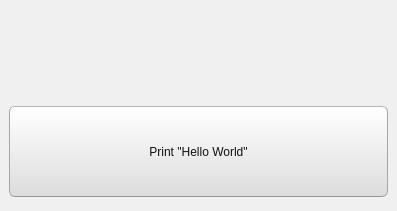
snvision/learnCpp, file projects/c1s1/ui/MainWindow.ui: the form before one commit.
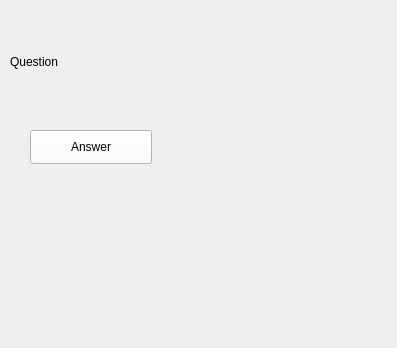
The form after the commit.

```diff
--- a/projects/c1s1/ui/MainWindow.ui
+++ b/projects/c1s1/ui/MainWindow.ui
@@ -7,7 +7,7 @@
     <x>0</x>
     <y>0</y>
     <width>397</width>
-    <height>211</height>
+    <height>348</height>
    </rect>
   </property>
   <property name="sizePolicy">
@@ -20,503 +20,7 @@
    <string>MainWindow</string>
   </property>
   <property name="styleSheet">
-   <string notr="true">/*
-Ubuntu Style Sheet for QT Applications
-Author: Jaime A. Quiroga P.
-Company: GTRONICK
-Last updated: 01/10/2021 (dd/mm/yyyy), 15:18.
-Available at: https://github.com/GTRONICK/QSS/blob/master/Ubuntu.qss
-*/
-QMainWindow {
-	background-color:#f0f0f0;
-}
-QCheckBox {
-	padding:2px;
-}
-QCheckBox:hover {
-	border:1px solid rgb(255,150,60);
-	border-radius:4px;
-	padding: 1px;
-	background-color:qlineargradient(spread:pad, x1:0.5, y1:1, x2:0.5, y2:0, stop:0 rgba(190, 90, 50, 50), stop:1 rgba(250, 130, 40, 50));
-}
-QCheckBox::indicator:checked {
-	border:1px solid rgb(246, 134, 86);
-	border-radius:4px;
-  	background-color:rgb(246, 134, 86)
-}
-QCheckBox::indicator:unchecked {
-	border-width:1px solid rgb(246, 134, 86);
-	border-radius:4px;
-  	background-color:rgb(255,255,255);
-}
-QColorDialog {
-	background-color:#f0f0f0;
-}
-QComboBox {
-	color:rgb(81,72,65);
-	background: #ffffff;
-}
-QComboBox:editable {
-	selection-color:rgb(81,72,65);
-	selection-background-color: #ffffff;
-}
-QComboBox QAbstractItemView {
-	selection-color: #ffffff;
-	selection-background-color: rgb(246, 134, 86);
-}
-QComboBox:!editable:on, QComboBox::drop-down:editable:on {
-	color:  #1e1d23;	
-}
-QDateTimeEdit, QDateEdit, QDoubleSpinBox, QFontComboBox {
-	color:rgb(81,72,65);
-	background-color: #ffffff;
-}
-
-QDialog {
-	background-color:#f0f0f0;
-}
-
-QLabel,QLineEdit {
-	color:rgb(17,17,17);
-}
-QLineEdit {
-	background-color:rgb(255,255,255);
-	selection-background-color:rgb(236,116,64);
-}
-QMenuBar {
-	color:rgb(223,219,210);
-	background-color:rgb(65,64,59);
-}
-QMenuBar::item {
-	padding-top:4px;
-	padding-left:4px;
-	padding-right:4px;
-	color:rgb(223,219,210);
-	background-color:rgb(65,64,59);
-}
-QMenuBar::item:selected {
-	color:rgb(255,255,255);
-	padding-top:2px;
-	padding-left:2px;
-	padding-right:2px;
-	border-top-width:2px;
-	border-left-width:2px;
-	border-right-width:2px;
-	border-top-right-radius:4px;
-	border-top-left-radius:4px;
-	border-style:solid;
-	background-color:rgb(65,64,59);
-	border-top-color: rgb(47,47,44);
-	border-right-color: qlineargradient(spread:pad, x1:0, y1:1, x2:1, y2:0, stop:0 rgba(90, 87, 78, 255), stop:1 rgba(47,47,44, 255));
-	border-left-color:  qlineargradient(spread:pad, x1:1, y1:0, x2:0, y2:0, stop:0 rgba(90, 87, 78, 255), stop:1 rgba(47,47,44, 255));
-}
-QMenu {
-	color:rgb(223,219,210);
-	background-color:rgb(65,64,59);
-}
-QMenu::item {
-	color:rgb(223,219,210);
-	padding:4px 10px 4px 20px;
-}
-QMenu::item:selected {
-	color:rgb(255,255,255);
-	background-color: qlineargradient(spread:pad, x1:0.5, y1:1, x2:0.5, y2:0, stop:0 rgba(225, 108, 54, 255), stop:1 rgba(246, 134, 86, 255));
-	border-style:solid;
-	border-width:3px;
-	padding:4px 7px 4px 17px;
-	border-bottom-color:qlineargradient(spread:pad, x1:0.5, y1:1, x2:0.5, y2:0, stop:0 rgba(175,85,48,255), stop:1 rgba(236,114,67, 255));
-	border-top-color:qlineargradient(spread:pad, x1:0.5, y1:1, x2:0.5, y2:0, stop:0 rgba(253,156,113,255), stop:1 rgba(205,90,46, 255));
-	border-right-color:qlineargradient(spread:pad, x1:0, y1:0.5, x2:1, y2:0.5, stop:0 rgba(253,156,113,255), stop:1 rgba(205,90,46, 255));
-	border-left-color:qlineargradient(spread:pad, x1:1, y1:0.5, x2:0, y2:0.5, stop:0 rgba(253,156,113,255), stop:1 rgba(205,90,46, 255));
-}
-QPlainTextEdit {
-	border: 1px solid transparent;
-	color:rgb(17,17,17);
-	selection-background-color:rgb(236,116,64);
-    background-color: #FFFFFF;
-}
-QProgressBar {
-	text-align: center;
-	color: rgb(0, 0, 0);
-	border: 1px inset rgb(150,150,150); 
-	border-radius: 10px;
-	background-color:rgb(221,221,219);
-}
-QProgressBar::chunk:horizontal {
-	background-color: qlineargradient(spread:pad, x1:0.5, y1:1, x2:0.5, y2:0, stop:0 rgba(225, 108, 54, 255), stop:1 rgba(246, 134, 86, 255));
-	border:1px solid;
-	border-radius:8px;
-	border-bottom-color:qlineargradient(spread:pad, x1:0.5, y1:1, x2:0.5, y2:0, stop:0 rgba(175,85,48,255), stop:1 rgba(236,114,67, 255));
-	border-top-color:qlineargradient(spread:pad, x1:0.5, y1:1, x2:0.5, y2:0, stop:0 rgba(253,156,113,255), stop:1 rgba(205,90,46, 255));
-	border-right-color:qlineargradient(spread:pad, x1:0, y1:0.5, x2:1, y2:0.5, stop:0 rgba(253,156,113,255), stop:1 rgba(205,90,46, 255));
-	border-left-color:qlineargradient(spread:pad, x1:1, y1:0.5, x2:0, y2:0.5, stop:0 rgba(253,156,113,255), stop:1 rgba(205,90,46, 255));
-}
-QPushButton{
-	color:rgb(17,17,17);
-	border-width: 1px;
-	border-radius: 6px;
-	border-bottom-color: rgb(150,150,150);
-	border-right-color: rgb(165,165,165);
-	border-left-color: rgb(165,165,165);
-	border-top-color: rgb(180,180,180);
-	border-style: solid;
-	padding: 4px;
-	background-color: qlineargradient(spread:pad, x1:0.5, y1:1, x2:0.5, y2:0, stop:0 rgba(220, 220, 220, 255), stop:1 rgba(255, 255, 255, 255));
-}
-QPushButton:hover{
-	color:rgb(17,17,17);
-	border-width: 1px;
-	border-radius:6px;
-	border-top-color: rgb(255,150,60);
-	border-right-color: qlineargradient(spread:pad, x1:0, y1:1, x2:1, y2:0, stop:0 rgba(200, 70, 20, 255), stop:1 rgba(255,150,60, 255));
-	border-left-color:  qlineargradient(spread:pad, x1:1, y1:0, x2:0, y2:0, stop:0 rgba(200, 70, 20, 255), stop:1 rgba(255,150,60, 255));
-	border-bottom-color: rgb(200,70,20);
-	border-style: solid;
-	padding: 2px;
-	background-color: qlineargradient(spread:pad, x1:0.5, y1:1, x2:0.5, y2:0, stop:0 rgba(220, 220, 220, 255), stop:1 rgba(255, 255, 255, 255));
-}
-QPushButton:default{
-	color:rgb(17,17,17);
-	border-width: 1px;
-	border-radius:6px;
-	border-top-color: rgb(255,150,60);
-	border-right-color: qlineargradient(spread:pad, x1:0, y1:1, x2:1, y2:0, stop:0 rgba(200, 70, 20, 255), stop:1 rgba(255,150,60, 255));
-	border-left-color:  qlineargradient(spread:pad, x1:1, y1:0, x2:0, y2:0, stop:0 rgba(200, 70, 20, 255), stop:1 rgba(255,150,60, 255));
-	border-bottom-color: rgb(200,70,20);
-	border-style: solid;
-	padding: 2px;
-	background-color: qlineargradient(spread:pad, x1:0.5, y1:1, x2:0.5, y2:0, stop:0 rgba(220, 220, 220, 255), stop:1 rgba(255, 255, 255, 255));
-}
-QPushButton:pressed{
-	color:rgb(17,17,17);
-	border-width: 1px;
-	border-radius: 6px;
-	border-width: 1px;
-	border-top-color: rgba(255,150,60,200);
-	border-right-color: qlineargradient(spread:pad, x1:0, y1:1, x2:1, y2:0, stop:0 rgba(200, 70, 20, 255), stop:1 rgba(255,150,60, 200));
-	border-left-color:  qlineargradient(spread:pad, x1:1, y1:0, x2:0, y2:0, stop:0 rgba(200, 70, 20, 255), stop:1 rgba(255,150,60, 200));
-	border-bottom-color: rgba(200,70,20,200);
-	border-style: solid;
-	padding: 2px;
-	background-color: qlineargradient(spread:pad, x1:0.5, y1:0, x2:0.5, y2:1, stop:0 rgba(220, 220, 220, 255), stop:1 rgba(255, 255, 255, 255));
-}
-QPushButton:disabled{
-	color:rgb(174,167,159);
-	border-width: 1px;
-	border-radius: 6px;
-	background-color: qlineargradient(spread:pad, x1:0.5, y1:1, x2:0.5, y2:0, stop:0 rgba(200, 200, 200, 255), stop:1 rgba(230, 230, 230, 255));
-}
-QRadioButton {
-	padding: 1px;
-}
-QRadioButton::indicator:checked {
-	height: 10px;
-	width: 10px;
-	border-style:solid;
-	border-radius:5px;
-	border-width: 1px;
-	border-color: rgba(246, 134, 86, 255);
-	color: #a9b7c6;
-	background-color:rgba(246, 134, 86, 255);
-}
-QRadioButton::indicator:!checked {
-	height: 10px;
-	width: 10px;
-	border-style:solid;
-	border-radius:5px;
-	border-width: 1px;
-	border-color: rgb(246, 134, 86);
-	color: #a9b7c6;
-	background-color: transparent;
-}
-QScrollArea {
-	color: white;
-	background-color:#f0f0f0;
-}
-QSlider::groove {
-	border-style: solid;
-	border-width: 1px;
-	border-color: rgb(207,207,207);
-}
-QSlider::groove:horizontal {
-	height: 5px;
-	background: rgb(246, 134, 86);
-}
-QSlider::groove:vertical {
-	width: 5px;
-	background: rgb(246, 134, 86);
-}
-QSlider::handle:horizontal {
-	background: rgb(253,253,253);
-	border-style: solid;
-	border-width: 1px;
-	border-color: rgb(207,207,207);
-	width: 12px;
-	margin: -5px 0;
-	border-radius: 7px;
-}
-QSlider::handle:vertical {
-	background: rgb(253,253,253);
-	border-style: solid;
-	border-width: 1px;
-	border-color: rgb(207,207,207);
-	height: 12px;
-	margin: 0 -5px;
-	border-radius: 7px;
-}
-QSlider::add-page:horizontal, QSlider::add-page:vertical {
- 	background: white;
-}
-QSlider::sub-page:horizontal, QSlider::sub-page:vertical {
-	background: rgb(246, 134, 86);
-}
-QStatusBar, QSpinBox {
-	color:rgb(81,72,65);
-}
-QSpinBox {
-	background-color: #ffffff;
-}
-QScrollBar:horizontal {
-	max-height: 20px;
-	border: 1px transparent;
-	margin: 0px 20px 0px 20px;
-}
-QScrollBar::handle:horizontal {
-	background: rgb(253,253,253);
-	border: 1px solid rgb(207,207,207);
-	border-radius: 7px;
-	min-width: 25px;
-}
-QScrollBar::handle:horizontal:hover {
-	background: rgb(253,253,253);
-	border: 1px solid rgb(255,150,60);
-	border-radius: 7px;
-	min-width: 25px;
-}
-QScrollBar::add-line:horizontal {
-  	border: 1px solid rgb(207,207,207);
-  	border-top-right-radius: 7px;
-  	border-top-left-radius: 7px;
-  	border-bottom-right-radius: 7px;
-  	background: rgb(255, 255, 255);
-  	width: 20px;
-  	subcontrol-position: right;
-  	subcontrol-origin: margin;
-}
-QScrollBar::add-line:horizontal:hover {
-  	border: 1px solid rgb(255,150,60);
-  	border-top-right-radius: 7px;
-  	border-top-left-radius: 7px;
-  	border-bottom-right-radius: 7px;
-  	background: rgb(255, 255, 255);
-  	width: 20px;
-  	subcontrol-position: right;
-  	subcontrol-origin: margin;
-}
-QScrollBar::add-line:horizontal:pressed {
-  	border: 1px solid grey;
-  	border-top-left-radius: 7px;
-  	border-top-right-radius: 7px;
-  	border-bottom-right-radius: 7px;
-  	background: rgb(231,231,231);
-  	width: 20px;
-  	subcontrol-position: right;
-  	subcontrol-origin: margin;
-}
-QScrollBar::sub-line:horizontal {
-  	border: 1px solid rgb(207,207,207);
-  	border-top-right-radius: 7px;
-  	border-top-left-radius: 7px;
-  	border-bottom-left-radius: 7px;
-  	background: rgb(255, 255, 255);
-  	width: 20px;
-  	subcontrol-position: left;
-  	subcontrol-origin: margin;
-}
-QScrollBar::sub-line:horizontal:hover {
-  	border: 1px solid rgb(255,150,60);
-  	border-top-right-radius: 7px;
-  	border-top-left-radius: 7px;
-  	border-bottom-left-radius: 7px;
-  	background: rgb(255, 255, 255);
-  	width: 20px;
-  	subcontrol-position: left;
-  	subcontrol-origin: margin;
-}
-QScrollBar::sub-line:horizontal:pressed {
-  	border: 1px solid grey;
-  	border-top-right-radius: 7px;
-  	border-top-left-radius: 7px;
-  	border-bottom-left-radius: 7px;
-  	background: rgb(231,231,231);
-  	width: 20px;
-  	subcontrol-position: left;
-  	subcontrol-origin: margin;
-}
-QScrollBar::left-arrow:horizontal {
-  	border: 1px transparent grey;
-  	border-top-left-radius: 3px;
-  	border-bottom-left-radius: 3px;
-  	width: 6px;
-  	height: 6px;
-  	background: rgb(230,230,230);
-}
-QScrollBar::right-arrow:horizontal {
-	border: 1px transparent grey;
-	border-top-right-radius: 3px;
-	border-bottom-right-radius: 3px;
-  	width: 6px;
-  	height: 6px;
- 	background: rgb(230,230,230);
-}
-QScrollBar::add-page:horizontal, QScrollBar::sub-page:horizontal {
- 	background: none;
-} 
-QScrollBar:vertical {
-	max-width: 20px;
-	border: 1px transparent grey;
-	margin: 20px 0px 20px 0px;
-}
-QScrollBar::add-line:vertical {
-	border: 1px solid;
-	border-color: rgb(207,207,207);
-	border-bottom-right-radius: 7px;
-	border-bottom-left-radius: 7px;
-	border-top-left-radius: 7px;
-	background: rgb(255, 255, 255);
-  	height: 20px;
-  	subcontrol-position: bottom;
-  	subcontrol-origin: margin;
-}
-QScrollBar::add-line:vertical:hover {
-  	border: 1px solid;
-  	border-color: rgb(255,150,60);
-  	border-bottom-right-radius: 7px;
-  	border-bottom-left-radius: 7px;
-  	border-top-left-radius: 7px;
-  	background: rgb(255, 255, 255);
-  	height: 20px;
-  	subcontrol-position: bottom;
-  	subcontrol-origin: margin;
-}
-QScrollBar::add-line:vertical:pressed {
-  	border: 1px solid grey;
-  	border-bottom-left-radius: 7px;
-  	border-bottom-right-radius: 7px;
-  	border-top-left-radius: 7px;
-  	background: rgb(231,231,231);
-  	height: 20px;
-  	subcontrol-position: bottom;
-  	subcontrol-origin: margin;
-}
-QScrollBar::sub-line:vertical {
-  	border: 1px solid rgb(207,207,207);
-  	border-top-right-radius: 7px;
-  	border-top-left-radius: 7px;
-  	border-bottom-left-radius: 7px;
-  	background: rgb(255, 255, 255);
-  	height: 20px;
-  	subcontrol-position: top;
-  	subcontrol-origin: margin;
-}
-QScrollBar::sub-line:vertical:hover {
-  	border: 1px solid rgb(255,150,60);
-  	border-top-right-radius: 7px;
-  	border-top-left-radius: 7px;
-  	border-bottom-left-radius: 7px;
-	background: rgb(255, 255, 255);
-  	height: 20px;
-  	subcontrol-position: top;
-  	subcontrol-origin: margin;
-}
-QScrollBar::sub-line:vertical:pressed {
-  	border: 1px solid grey;
-  	border-top-left-radius: 7px;
-  	border-top-right-radius: 7px;
-  	background: rgb(231,231,231);
- 	height: 20px;
-  	subcontrol-position: top;
-  	subcontrol-origin: margin;
-}
-QScrollBar::handle:vertical {
-	background: rgb(253,253,253);
-	border: 1px solid rgb(207,207,207);
-	border-radius: 7px;
-	min-height: 25px;
-}
-QScrollBar::handle:vertical:hover {
-	background: rgb(253,253,253);
-	border: 1px solid rgb(255,150,60);
-	border-radius: 7px;
-	min-height: 25px;
-}
-QScrollBar::up-arrow:vertical {
-	border: 1px transparent grey;
-  	border-top-left-radius: 3px;
-	border-top-right-radius: 3px;
-  	width: 6px;
-  	height: 6px;
-  	background: rgb(230,230,230);
-}
-QScrollBar::down-arrow:vertical {
-  	border: 1px transparent grey;
-  	border-bottom-left-radius: 3px;
-  	border-bottom-right-radius: 3px;
-  	width: 6px;
-  	height: 6px;
-  	background: rgb(230,230,230);
-}
-QScrollBar::add-page:vertical, QScrollBar::sub-page:vertical {
-  	background: none;
-}
-QTabWidget {
-	color:rgb(0,0,0);
-	background-color:rgb(247,246,246);
-}
-QTabWidget::pane {
-	border-color: rgb(180,180,180);
-	background-color:rgb(247,246,246);
-	border-style: solid;
-	border-width: 1px;
-  	border-radius: 6px;
-}
-QTabBar::tab {
-	padding-left:4px;
-	padding-right:4px;
-	padding-bottom:2px;
-	padding-top:2px;
-	color:rgb(81,72,65);
-  	background-color: qlineargradient(spread:pad, x1:0.5, y1:1, x2:0.5, y2:0, stop:0 rgba(221,218,217,255), stop:1 rgba(240,239,238,255));
-	border-style: solid;
-	border-width: 1px;
-  	border-top-right-radius:4px;
-	border-top-left-radius:4px;
-	border-top-color: rgb(180,180,180);
-	border-left-color: rgb(180,180,180);
-	border-right-color: rgb(180,180,180);
-	border-bottom-color: transparent;
-}
-QTabBar::tab:selected, QTabBar::tab:last:selected, QTabBar::tab:hover {
-  	background-color:rgb(247,246,246);
-  	margin-left: 0px;
-  	margin-right: 1px;
-}
-QTabBar::tab:!selected {
-	margin-top: 1px;
-	margin-right: 1px;
-}
-QTextEdit {
-	border-width: 1px;
-	border-style: solid;
-	border-color:transparent;
-	color:rgb(17,17,17);
-	selection-background-color:rgb(236,116,64);
-}
-QTimeEdit, QToolBox, QToolBox::tab, QToolBox::tab:selected {
-	color:rgb(81,72,65);
-	background-color: #ffffff;
-}
-</string>
+   <string notr="true"/>
   </property>
   <widget class="QWidget" name="centralwidget">
    <property name="palette">
@@ -525,63 +29,63 @@
       <colorrole role="WindowText">
        <brush brushstyle="SolidPattern">
         <color alpha="255">
-         <red>255</red>
-         <green>255</green>
-         <blue>255</blue>
+         <red>0</red>
+         <green>0</green>
+         <blue>0</blue>
         </color>
        </brush>
       </colorrole>
       <colorrole role="Button">
        <brush brushstyle="SolidPattern">
         <color alpha="255">
-         <red>36</red>
-         <green>31</green>
-         <blue>49</blue>
+         <red>251</red>
+         <green>251</green>
+         <blue>251</blue>
         </color>
        </brush>
       </colorrole>
       <colorrole role="Light">
        <brush brushstyle="SolidPattern">
         <color alpha="255">
-         <red>54</red>
-         <green>46</green>
-         <blue>73</blue>
+         <red>255</red>
+         <green>255</green>
+         <blue>255</blue>
         </color>
        </brush>
       </colorrole>
       <colorrole role="Midlight">
        <brush brushstyle="SolidPattern">
         <color alpha="255">
-         <red>45</red>
-         <green>38</green>
-         <blue>61</blue>
+         <red>253</red>
+         <green>253</green>
+         <blue>253</blue>
         </color>
        </brush>
       </colorrole>
       <colorrole role="Dark">
        <brush brushstyle="SolidPattern">
         <color alpha="255">
-         <red>18</red>
-         <green>15</green>
-         <blue>24</blue>
+         <red>125</red>
+         <green>125</green>
+         <blue>125</blue>
         </color>
        </brush>
       </colorrole>
       <colorrole role="Mid">
        <brush brushstyle="SolidPattern">
         <color alpha="255">
-         <red>24</red>
-         <green>21</green>
-         <blue>33</blue>
+         <red>167</red>
+         <green>167</green>
+         <blue>167</blue>
         </color>
        </brush>
       </colorrole>
       <colorrole role="Text">
        <brush brushstyle="SolidPattern">
         <color alpha="255">
-         <red>255</red>
-         <green>255</green>
-         <blue>255</blue>
+         <red>0</red>
+         <green>0</green>
+         <blue>0</blue>
         </color>
        </brush>
       </colorrole>
@@ -597,27 +101,27 @@
       <colorrole role="ButtonText">
        <brush brushstyle="SolidPattern">
         <color alpha="255">
-         <red>255</red>
-         <green>255</green>
-         <blue>255</blue>
+         <red>0</red>
+         <green>0</green>
+         <blue>0</blue>
         </color>
        </brush>
       </colorrole>
       <colorrole role="Base">
        <brush brushstyle="SolidPattern">
         <color alpha="255">
-         <red>0</red>
-         <green>0</green>
-         <blue>0</blue>
+         <red>255</red>
+         <green>255</green>
+         <blue>255</blue>
         </color>
        </brush>
       </colorrole>
       <colorrole role="Window">
        <brush brushstyle="SolidPattern">
         <color alpha="255">
-         <red>36</red>
-         <green>31</green>
-         <blue>49</blue>
+         <red>251</red>
+         <green>251</green>
+         <blue>251</blue>
         </color>
        </brush>
       </colorrole>
@@ -633,9 +137,9 @@
       <colorrole role="AlternateBase">
        <brush brushstyle="SolidPattern">
         <color alpha="255">
-         <red>18</red>
-         <green>15</green>
-         <blue>24</blue>
+         <red>253</red>
+         <green>253</green>
+         <blue>253</blue>
         </color>
        </brush>
       </colorrole>
@@ -660,6 +164,15 @@
       <colorrole role="PlaceholderText">
        <brush brushstyle="SolidPattern">
         <color alpha="127">
+         <red>0</red>
+         <green>0</green>
+         <blue>0</blue>
+        </color>
+       </brush>
+      </colorrole>
+      <colorrole role="Accent">
+       <brush brushstyle="SolidPattern">
+        <color alpha="255">
          <red>255</red>
          <green>255</green>
          <blue>255</blue>
@@ -671,63 +184,63 @@
       <colorrole role="WindowText">
        <brush brushstyle="SolidPattern">
         <color alpha="255">
-         <red>255</red>
-         <green>255</green>
-         <blue>255</blue>
+         <red>0</red>
+         <green>0</green>
+         <blue>0</blue>
         </color>
        </brush>
       </colorrole>
       <colorrole role="Button">
        <brush brushstyle="SolidPattern">
         <color alpha="255">
-         <red>36</red>
-         <green>31</green>
-         <blue>49</blue>
+         <red>251</red>
+         <green>251</green>
+         <blue>251</blue>
         </color>
        </brush>
       </colorrole>
       <colorrole role="Light">
        <brush brushstyle="SolidPattern">
         <color alpha="255">
-         <red>54</red>
-         <green>46</green>
-         <blue>73</blue>
+         <red>255</red>
+         <green>255</green>
+         <blue>255</blue>
         </color>
        </brush>
       </colorrole>
       <colorrole role="Midlight">
        <brush brushstyle="SolidPattern">
         <color alpha="255">
-         <red>45</red>
-         <green>38</green>
-         <blue>61</blue>
+         <red>253</red>
+         <green>253</green>
+         <blue>253</blue>
         </color>
        </brush>
       </colorrole>
       <colorrole role="Dark">
        <brush brushstyle="SolidPattern">
         <color alpha="255">
-         <red>18</red>
-         <green>15</green>
-         <blue>24</blue>
+         <red>125</red>
+         <green>125</green>
+         <blue>125</blue>
         </color>
        </brush>
       </colorrole>
       <colorrole role="Mid">
        <brush brushstyle="SolidPattern">
         <color alpha="255">
-         <red>24</red>
-         <green>21</green>
-         <blue>33</blue>
+         <red>167</red>
+         <green>167</green>
+         <blue>167</blue>
         </color>
        </brush>
       </colorrole>
       <colorrole role="Text">
        <brush brushstyle="SolidPattern">
         <color alpha="255">
-         <red>255</red>
-         <green>255</green>
-         <blue>255</blue>
+         <red>0</red>
+         <green>0</green>
+         <blue>0</blue>
         </color>
        </brush>
       </colorrole>
@@ -743,27 +256,27 @@
       <colorrole role="ButtonText">
        <brush brushstyle="SolidPattern">
         <color alpha="255">
-         <red>255</red>
-         <green>255</green>
-         <blue>255</blue>
+         <red>0</red>
+         <green>0</green>
+         <blue>0</blue>
         </color>
        </brush>
       </colorrole>
       <colorrole role="Base">
        <brush brushstyle="SolidPattern">
         <color alpha="255">
-         <red>0</red>
-         <green>0</green>
-         <blue>0</blue>
+         <red>255</red>
+         <green>255</green>
+         <blue>255</blue>
         </color>
        </brush>
       </colorrole>
       <colorrole role="Window">
        <brush brushstyle="SolidPattern">
         <color alpha="255">
-         <red>36</red>
-         <green>31</green>
-         <blue>49</blue>
+         <red>251</red>
+         <green>251</green>
+         <blue>251</blue>
         </color>
        </brush>
       </colorrole>
@@ -779,9 +292,9 @@
       <colorrole role="AlternateBase">
        <brush brushstyle="SolidPattern">
         <color alpha="255">
-         <red>18</red>
-         <green>15</green>
-         <blue>24</blue>
+         <red>253</red>
+         <green>253</green>
+         <blue>253</blue>
         </color>
        </brush>
       </colorrole>
@@ -806,6 +319,15 @@
       <colorrole role="PlaceholderText">
        <brush brushstyle="SolidPattern">
         <color alpha="127">
+         <red>0</red>
+         <green>0</green>
+         <blue>0</blue>
+        </color>
+       </brush>
+      </colorrole>
+      <colorrole role="Accent">
+       <brush brushstyle="SolidPattern">
+        <color alpha="255">
          <red>255</red>
          <green>255</green>
          <blue>255</blue>
@@ -817,63 +339,63 @@
       <colorrole role="WindowText">
        <brush brushstyle="SolidPattern">
         <color alpha="255">
-         <red>18</red>
-         <green>15</green>
-         <blue>24</blue>
+         <red>125</red>
+         <green>125</green>
+         <blue>125</blue>
         </color>
        </brush>
       </colorrole>
       <colorrole role="Button">
        <brush brushstyle="SolidPattern">
         <color alpha="255">
-         <red>36</red>
-         <green>31</green>
-         <blue>49</blue>
+         <red>251</red>
+         <green>251</green>
+         <blue>251</blue>
         </color>
        </brush>
       </colorrole>
       <colorrole role="Light">
        <brush brushstyle="SolidPattern">
         <color alpha="255">
-         <red>54</red>
-         <green>46</green>
-         <blue>73</blue>
+         <red>255</red>
+         <green>255</green>
+         <blue>255</blue>
         </color>
        </brush>
       </colorrole>
       <colorrole role="Midlight">
        <brush brushstyle="SolidPattern">
         <color alpha="255">
-         <red>45</red>
-         <green>38</green>
-         <blue>61</blue>
+         <red>253</red>
+         <green>253</green>
+         <blue>253</blue>
         </color>
        </brush>
       </colorrole>
       <colorrole role="Dark">
        <brush brushstyle="SolidPattern">
         <color alpha="255">
-         <red>18</red>
-         <green>15</green>
-         <blue>24</blue>
+         <red>125</red>
+         <green>125</green>
+         <blue>125</blue>
         </color>
        </brush>
       </colorrole>
       <colorrole role="Mid">
        <brush brushstyle="SolidPattern">
         <color alpha="255">
-         <red>24</red>
-         <green>21</green>
-         <blue>33</blue>
+         <red>167</red>
+         <green>167</green>
+         <blue>167</blue>
         </color>
        </brush>
       </colorrole>
       <colorrole role="Text">
        <brush brushstyle="SolidPattern">
         <color alpha="255">
-         <red>18</red>
-         <green>15</green>
-         <blue>24</blue>
+         <red>125</red>
+         <green>125</green>
+         <blue>125</blue>
         </color>
        </brush>
       </colorrole>
@@ -889,27 +411,27 @@
       <colorrole role="ButtonText">
        <brush brushstyle="SolidPattern">
         <color alpha="255">
-         <red>18</red>
-         <green>15</green>
-         <blue>24</blue>
+         <red>125</red>
+         <green>125</green>
+         <blue>125</blue>
         </color>
        </brush>
       </colorrole>
       <colorrole role="Base">
        <brush brushstyle="SolidPattern">
         <color alpha="255">
-         <red>36</red>
-         <green>31</green>
-         <blue>49</blue>
+         <red>251</red>
+         <green>251</green>
+         <blue>251</blue>
         </color>
        </brush>
       </colorrole>
       <colorrole role="Window">
        <brush brushstyle="SolidPattern">
         <color alpha="255">
-         <red>36</red>
-         <green>31</green>
-         <blue>49</blue>
+         <red>251</red>
+         <green>251</green>
+         <blue>251</blue>
         </color>
        </brush>
       </colorrole>
@@ -925,9 +447,9 @@
       <colorrole role="AlternateBase">
        <brush brushstyle="SolidPattern">
         <color alpha="255">
-         <red>36</red>
-         <green>31</green>
-         <blue>49</blue>
+         <red>251</red>
+         <green>251</green>
+         <blue>251</blue>
         </color>
        </brush>
       </colorrole>
@@ -952,179 +474,50 @@
       <colorrole role="PlaceholderText">
        <brush brushstyle="SolidPattern">
         <color alpha="127">
-         <red>18</red>
-         <green>15</green>
-         <blue>24</blue>
+         <red>125</red>
+         <green>125</green>
+         <blue>125</blue>
+        </color>
+       </brush>
+      </colorrole>
+      <colorrole role="Accent">
+       <brush brushstyle="SolidPattern">
+        <color alpha="255">
+         <red>255</red>
+         <green>255</green>
+         <blue>255</blue>
         </color>
        </brush>
       </colorrole>
      </disabled>
     </palette>
    </property>
-   <layout class="QVBoxLayout" name="verticalLayout">
-    <item>
-     <widget class="QLabel" name="l_printedText">
-      <property name="palette">
-       <palette>
-        <active>
-         <colorrole role="WindowText">
-          <brush brushstyle="SolidPattern">
-           <color alpha="255">
-            <red>36</red>
-            <green>31</green>
-            <blue>49</blue>
-           </color>
-          </brush>
-         </colorrole>
-         <colorrole role="Text">
-          <brush brushstyle="SolidPattern">
-           <color alpha="255">
-            <red>17</red>
-            <green>17</green>
-            <blue>17</blue>
-           </color>
-          </brush>
-         </colorrole>
-         <colorrole role="ButtonText">
-          <brush brushstyle="SolidPattern">
-           <color alpha="255">
-            <red>17</red>
-            <green>17</green>
-            <blue>17</blue>
-           </color>
-          </brush>
-         </colorrole>
-         <colorrole role="PlaceholderText">
-          <brush brushstyle="SolidPattern">
-           <color alpha="128">
-            <red>17</red>
-            <green>17</green>
-            <blue>17</blue>
-           </color>
-          </brush>
-         </colorrole>
-        </active>
-        <inactive>
-         <colorrole role="WindowText">
-          <brush brushstyle="SolidPattern">
-           <color alpha="255">
-            <red>36</red>
-            <green>31</green>
-            <blue>49</blue>
-           </color>
-          </brush>
-         </colorrole>
-         <colorrole role="Text">
-          <brush brushstyle="SolidPattern">
-           <color alpha="255">
-            <red>17</red>
-            <green>17</green>
-            <blue>17</blue>
-           </color>
-          </brush>
-         </colorrole>
-         <colorrole role="ButtonText">
-          <brush brushstyle="SolidPattern">
-           <color alpha="255">
-            <red>17</red>
-            <green>17</green>
-            <blue>17</blue>
-           </color>
-          </brush>
-         </colorrole>
-         <colorrole role="PlaceholderText">
-          <brush brushstyle="SolidPattern">
-           <color alpha="128">
-            <red>17</red>
-            <green>17</green>
-            <blue>17</blue>
-           </color>
-          </brush>
-         </colorrole>
-        </inactive>
-        <disabled>
-         <colorrole role="WindowText">
-          <brush brushstyle="SolidPattern">
-           <color alpha="255">
-            <red>17</red>
-            <green>17</green>
-            <blue>17</blue>
-           </color>
-          </brush>
-         </colorrole>
-         <colorrole role="Text">
-          <brush brushstyle="SolidPattern">
-           <color alpha="255">
-            <red>17</red>
-            <green>17</green>
-            <blue>17</blue>
-           </color>
-          </brush>
-         </colorrole>
-         <colorrole role="ButtonText">
-          <brush brushstyle="SolidPattern">
-           <color alpha="255">
-            <red>17</red>
-            <green>17</green>
-            <blue>17</blue>
-           </color>
-          </brush>
-         </colorrole>
-         <colorrole role="PlaceholderText">
-          <brush brushstyle="SolidPattern">
-           <color alpha="128">
-            <red>17</red>
-            <green>17</green>
-            <blue>17</blue>
-           </color>
-          </brush>
-         </colorrole>
-        </disabled>
-       </palette>
-      </property>
-      <property name="text">
-       <string/>
-      </property>
-      <property name="alignment">
-       <set>Qt::AlignmentFlag::AlignCenter</set>
-      </property>
-     </widget>
-    </item>
-    <item>
-     <widget class="QSplitter" name="splitter">
-      <property name="orientation">
-       <enum>Qt::Orientation::Horizontal</enum>
-      </property>
-      <widget class="QPushButton" name="pb_print">
-       <property name="sizePolicy">
-        <sizepolicy hsizetype="Ignored" vsizetype="Fixed">
-         <horstretch>100</horstretch>
-         <verstretch>0</verstretch>
-        </sizepolicy>
-       </property>
-       <property name="text">
-        <string>Print &quot;Hello World&quot;</string>
-       </property>
-      </widget>
-     </widget>
-    </item>
-    <item>
-     <spacer name="verticalSpacer">
-      <property name="orientation">
-       <enum>Qt::Orientation::Vertical</enum>
-      </property>
-      <property name="sizeType">
-       <enum>QSizePolicy::Policy::Fixed</enum>
-      </property>
-      <property name="sizeHint" stdset="0">
-       <size>
-        <width>100</width>
-        <height>5</height>
-       </size>
-      </property>
-     </spacer>
-    </item>
-   </layout>
+   <widget class="QPushButton" name="pb_answer">
+    <property name="geometry">
+     <rect>
+      <x>30</x>
+      <y>130</y>
+      <width>122</width>
+      <height>34</height>
+     </rect>
+    </property>
+    <property name="text">
+     <string>Answer</string>
+    </property>
+   </widget>
+   <widget class="QLabel" name="l_question">
+    <property name="geometry">
+     <rect>
+      <x>10</x>
+      <y>50</y>
+      <width>92</width>
+      <height>24</height>
+     </rect>
+    </property>
+    <property name="text">
+     <string>Question</string>
+    </property>
+   </widget>
   </widget>
  </widget>
  <resources/>
```
